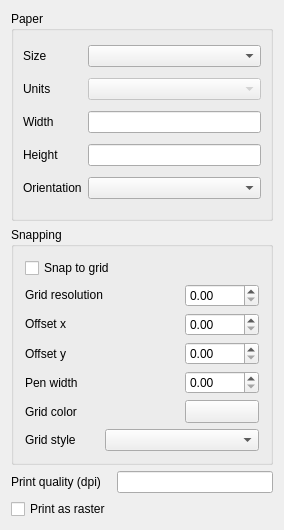
Before: the Qt Designer form qgis/src/ui/qgscompositionwidgetbase.ui in sourcepole/qgis, drawn with Qt 5.
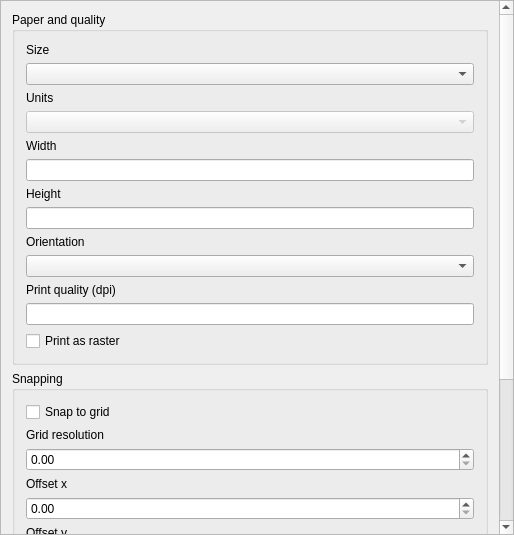
After: the same form once the commit is applied. Custom widgets are drawn as their Qt base class.

Commit message: Further ui cleanups for map composer

```diff
--- a/qgis/src/ui/qgscompositionwidgetbase.ui
+++ b/qgis/src/ui/qgscompositionwidgetbase.ui
@@ -6,8 +6,8 @@
    <rect>
     <x>0</x>
     <y>0</y>
-    <width>284</width>
-    <height>530</height>
+    <width>514</width>
+    <height>535</height>
    </rect>
   </property>
   <property name="sizePolicy">
@@ -19,27 +19,52 @@
   <property name="windowTitle">
    <string>Composition</string>
   </property>
-  <layout class="QGridLayout">
-   <item row="0" column="0" colspan="2">
-    <widget class="QGroupBox" name="groupBox">
-     <property name="maximumSize">
-      <size>
-       <width>999</width>
-       <height>300</height>
-      </size>
-     </property>
-     <property name="title">
-      <string>Paper</string>
-     </property>
-     <layout class="QGridLayout">
+  <layout class="QGridLayout" name="gridLayout_4">
       <property name="margin">
-       <number>9</number>
-      </property>
-      <property name="spacing">
-       <number>6</number>
-      </property>
-      <item row="4" column="1">
-       <widget class="QComboBox" name="mPaperOrientationComboBox">
+    <number>0</number>
+   </property>
+   <item row="0" column="0">
+    <widget class="QScrollArea" name="scrollArea">
+     <property name="widgetResizable">
+      <bool>true</bool>
+     </property>
+     <widget class="QWidget" name="scrollAreaWidgetContents">
+      <property name="geometry">
+       <rect>
+        <x>0</x>
+        <y>-290</y>
+        <width>491</width>
+        <height>823</height>
+       </rect>
+      </property>
+      <layout class="QGridLayout" name="gridLayout_3">
+       <item row="0" column="0">
+        <widget class="QGroupBox" name="groupBox">
+         <property name="title">
+          <string>Paper and quality</string>
+         </property>
+         <layout class="QGridLayout" name="gridLayout">
+          <item row="0" column="0">
+           <widget class="QLabel" name="textLabel3">
+            <property name="sizePolicy">
+             <sizepolicy hsizetype="Preferred" vsizetype="Fixed">
+              <horstretch>0</horstretch>
+              <verstretch>0</verstretch>
+             </sizepolicy>
+            </property>
+            <property name="text">
+             <string>Size</string>
+            </property>
+            <property name="wordWrap">
+             <bool>true</bool>
+            </property>
+            <property name="buddy">
+             <cstring>mPaperSizeComboBox</cstring>
+            </property>
+           </widget>
+          </item>
+          <item row="1" column="0">
+           <widget class="QComboBox" name="mPaperSizeComboBox">
         <property name="enabled">
          <bool>true</bool>
         </property>
@@ -51,13 +76,26 @@
         </property>
        </widget>
       </item>
-      <item row="3" column="1">
-       <widget class="QLineEdit" name="mPaperHeightLineEdit"/>
-      </item>
-      <item row="2" column="1">
-       <widget class="QLineEdit" name="mPaperWidthLineEdit"/>
-      </item>
-      <item row="1" column="1">
+          <item row="2" column="0">
+           <widget class="QLabel" name="textLabel5">
+            <property name="sizePolicy">
+             <sizepolicy hsizetype="Preferred" vsizetype="Fixed">
+              <horstretch>0</horstretch>
+              <verstretch>0</verstretch>
+             </sizepolicy>
+            </property>
+            <property name="text">
+             <string>Units</string>
+            </property>
+            <property name="wordWrap">
+             <bool>true</bool>
+            </property>
+            <property name="buddy">
+             <cstring>mPaperUnitsComboBox</cstring>
+            </property>
+           </widget>
+          </item>
+          <item row="3" column="0">
        <widget class="QComboBox" name="mPaperUnitsComboBox">
         <property name="enabled">
          <bool>false</bool>
@@ -70,52 +108,7 @@
         </property>
        </widget>
       </item>
-      <item row="0" column="1">
-       <widget class="QComboBox" name="mPaperSizeComboBox">
-        <property name="enabled">
-         <bool>true</bool>
-        </property>
-        <property name="sizePolicy">
-         <sizepolicy hsizetype="Expanding" vsizetype="Fixed">
-          <horstretch>0</horstretch>
-          <verstretch>0</verstretch>
-         </sizepolicy>
-        </property>
-       </widget>
-      </item>
       <item row="4" column="0">
-       <widget class="QLabel" name="textLabel7">
-        <property name="sizePolicy">
-         <sizepolicy hsizetype="Preferred" vsizetype="Fixed">
-          <horstretch>0</horstretch>
-          <verstretch>0</verstretch>
-         </sizepolicy>
-        </property>
-        <property name="text">
-         <string>Orientation</string>
-        </property>
-        <property name="buddy">
-         <cstring>mPaperOrientationComboBox</cstring>
-        </property>
-       </widget>
-      </item>
-      <item row="3" column="0">
-       <widget class="QLabel" name="textLabel6">
-        <property name="sizePolicy">
-         <sizepolicy hsizetype="Preferred" vsizetype="Fixed">
-          <horstretch>0</horstretch>
-          <verstretch>0</verstretch>
-         </sizepolicy>
-        </property>
-        <property name="text">
-         <string>Height</string>
-        </property>
-        <property name="buddy">
-         <cstring>mPaperHeightLineEdit</cstring>
-        </property>
-       </widget>
-      </item>
-      <item row="2" column="0">
        <widget class="QLabel" name="textLabel4">
         <property name="sizePolicy">
          <sizepolicy hsizetype="Preferred" vsizetype="Fixed">
@@ -126,13 +119,19 @@
         <property name="text">
          <string>Width</string>
         </property>
+            <property name="wordWrap">
+             <bool>true</bool>
+            </property>
         <property name="buddy">
          <cstring>mPaperWidthLineEdit</cstring>
         </property>
        </widget>
       </item>
-      <item row="1" column="0">
-       <widget class="QLabel" name="textLabel5">
+          <item row="5" column="0">
+           <widget class="QLineEdit" name="mPaperWidthLineEdit"/>
+          </item>
+          <item row="6" column="0">
+           <widget class="QLabel" name="textLabel6">
         <property name="sizePolicy">
          <sizepolicy hsizetype="Preferred" vsizetype="Fixed">
           <horstretch>0</horstretch>
@@ -140,15 +139,21 @@
          </sizepolicy>
         </property>
         <property name="text">
-         <string>Units</string>
-        </property>
+             <string>Height</string>
+            </property>
+            <property name="wordWrap">
+             <bool>true</bool>
+            </property>
         <property name="buddy">
          <cstring>mPaperUnitsComboBox</cstring>
         </property>
        </widget>
       </item>
-      <item row="0" column="0">
-       <widget class="QLabel" name="textLabel3">
+          <item row="7" column="0">
+           <widget class="QLineEdit" name="mPaperHeightLineEdit"/>
+          </item>
+          <item row="8" column="0">
+           <widget class="QLabel" name="textLabel7">
         <property name="sizePolicy">
          <sizepolicy hsizetype="Preferred" vsizetype="Fixed">
           <horstretch>0</horstretch>
@@ -156,30 +161,75 @@
          </sizepolicy>
         </property>
         <property name="text">
-         <string>Size</string>
-        </property>
+             <string>Orientation</string>
+            </property>
+            <property name="wordWrap">
+             <bool>true</bool>
+            </property>
         <property name="buddy">
-         <cstring>mPaperSizeComboBox</cstring>
+             <cstring>mPaperOrientationComboBox</cstring>
+            </property>
+           </widget>
+          </item>
+          <item row="9" column="0">
+           <widget class="QComboBox" name="mPaperOrientationComboBox">
+            <property name="enabled">
+             <bool>true</bool>
+            </property>
+            <property name="sizePolicy">
+             <sizepolicy hsizetype="Expanding" vsizetype="Fixed">
+              <horstretch>0</horstretch>
+              <verstretch>0</verstretch>
+             </sizepolicy>
+            </property>
+           </widget>
+          </item>
+          <item row="10" column="0">
+           <widget class="QLabel" name="mResolutionLabel">
+            <property name="sizePolicy">
+             <sizepolicy hsizetype="Preferred" vsizetype="Preferred">
+              <horstretch>0</horstretch>
+              <verstretch>0</verstretch>
+             </sizepolicy>
+            </property>
+            <property name="text">
+             <string>Print quality (dpi)</string>
+            </property>
+            <property name="wordWrap">
+             <bool>true</bool>
+            </property>
+            <property name="buddy">
+             <cstring>mResolutionLineEdit</cstring>
+            </property>
+           </widget>
+          </item>
+          <item row="11" column="0">
+           <widget class="QLineEdit" name="mResolutionLineEdit"/>
+          </item>
+          <item row="12" column="0">
+           <widget class="QCheckBox" name="mPrintAsRasterCheckBox">
+            <property name="text">
+             <string>Print as raster</string>
         </property>
        </widget>
       </item>
      </layout>
     </widget>
    </item>
-   <item row="1" column="0" colspan="2">
+       <item row="1" column="0">
     <widget class="QGroupBox" name="mSnapGroupBox">
      <property name="title">
       <string>Snapping</string>
      </property>
-     <layout class="QGridLayout">
-      <item row="0" column="0" colspan="2">
+         <layout class="QGridLayout" name="gridLayout_2">
+          <item row="0" column="0">
        <widget class="QCheckBox" name="mSnapToGridCheckBox">
         <property name="text">
          <string>Snap to grid</string>
         </property>
        </widget>
       </item>
-      <item row="1" column="0" colspan="2">
+          <item row="1" column="0">
        <widget class="QLabel" name="mResolutionLabel_2">
         <property name="sizePolicy">
          <sizepolicy hsizetype="Preferred" vsizetype="Fixed">
@@ -190,12 +240,15 @@
         <property name="text">
          <string>Grid resolution</string>
         </property>
-       </widget>
-      </item>
-      <item row="1" column="2">
+            <property name="wordWrap">
+             <bool>true</bool>
+            </property>
+           </widget>
+          </item>
+          <item row="2" column="0">
        <widget class="QDoubleSpinBox" name="mResolutionSpinBox"/>
       </item>
-      <item row="2" column="0" colspan="2">
+          <item row="3" column="0">
        <widget class="QLabel" name="mXOffsetLabel">
         <property name="sizePolicy">
          <sizepolicy hsizetype="Preferred" vsizetype="Fixed">
@@ -206,39 +259,51 @@
         <property name="text">
          <string>Offset x</string>
         </property>
-       </widget>
-      </item>
-      <item row="2" column="2">
+            <property name="wordWrap">
+             <bool>true</bool>
+            </property>
+           </widget>
+          </item>
+          <item row="4" column="0">
        <widget class="QDoubleSpinBox" name="mOffsetXSpinBox"/>
       </item>
-      <item row="3" column="0" colspan="2">
+          <item row="5" column="0">
        <widget class="QLabel" name="mYOffsetLabel">
         <property name="text">
          <string>Offset y</string>
         </property>
-       </widget>
-      </item>
-      <item row="3" column="2">
+            <property name="wordWrap">
+             <bool>true</bool>
+            </property>
+           </widget>
+          </item>
+          <item row="6" column="0">
        <widget class="QDoubleSpinBox" name="mOffsetYSpinBox"/>
       </item>
-      <item row="4" column="0">
+          <item row="7" column="0">
        <widget class="QLabel" name="mPenWidthLabel">
         <property name="text">
          <string>Pen width</string>
         </property>
-       </widget>
-      </item>
-      <item row="4" column="2">
+            <property name="wordWrap">
+             <bool>true</bool>
+            </property>
+           </widget>
+          </item>
+          <item row="8" column="0">
        <widget class="QDoubleSpinBox" name="mPenWidthSpinBox"/>
       </item>
-      <item row="5" column="0">
+          <item row="9" column="0">
        <widget class="QLabel" name="mGridColorLabel">
         <property name="text">
          <string>Grid color</string>
         </property>
-       </widget>
-      </item>
-      <item row="5" column="2">
+            <property name="wordWrap">
+             <bool>true</bool>
+            </property>
+           </widget>
+          </item>
+          <item row="10" column="0">
        <widget class="QgsColorButton" name="mGridColorButton">
         <property name="sizePolicy">
          <sizepolicy hsizetype="Preferred" vsizetype="Fixed">
@@ -251,43 +316,24 @@
         </property>
        </widget>
       </item>
-      <item row="6" column="0">
+          <item row="11" column="0">
        <widget class="QLabel" name="mGridStyleLabel">
         <property name="text">
          <string>Grid style</string>
         </property>
-       </widget>
-      </item>
-      <item row="6" column="1" colspan="2">
+            <property name="wordWrap">
+             <bool>true</bool>
+            </property>
+           </widget>
+          </item>
+          <item row="12" column="0">
        <widget class="QComboBox" name="mGridStyleComboBox"/>
       </item>
      </layout>
     </widget>
    </item>
-   <item row="2" column="0">
-    <widget class="QLabel" name="mResolutionLabel">
-     <property name="sizePolicy">
-      <sizepolicy hsizetype="Preferred" vsizetype="Preferred">
-       <horstretch>0</horstretch>
-       <verstretch>0</verstretch>
-      </sizepolicy>
-     </property>
-     <property name="text">
-      <string>Print quality (dpi)</string>
-     </property>
-     <property name="buddy">
-      <cstring>mResolutionLineEdit</cstring>
-     </property>
-    </widget>
-   </item>
-   <item row="2" column="1">
-    <widget class="QLineEdit" name="mResolutionLineEdit"/>
-   </item>
-   <item row="3" column="0">
-    <widget class="QCheckBox" name="mPrintAsRasterCheckBox">
-     <property name="text">
-      <string>Print as raster</string>
-     </property>
+      </layout>
+     </widget>
     </widget>
    </item>
   </layout>
```
Left out of the diff: 19 changed lines with no effect on the pictures. Lines whose indentation alone changed are shown as unchanged. The commit also changes 4 other files.
